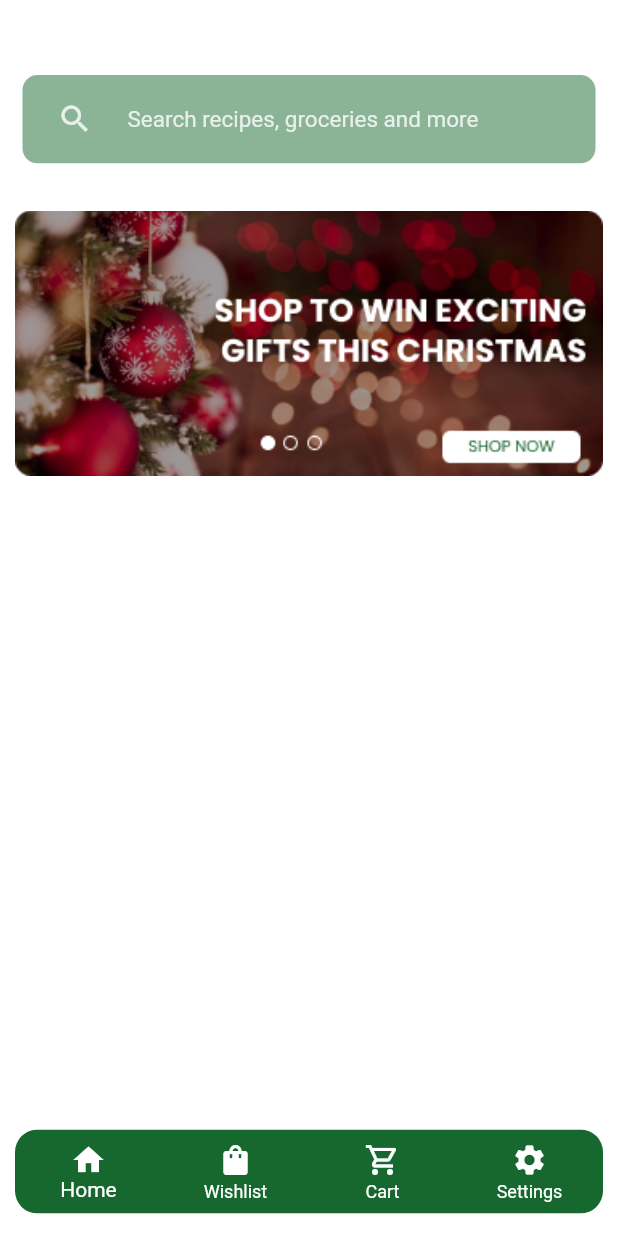
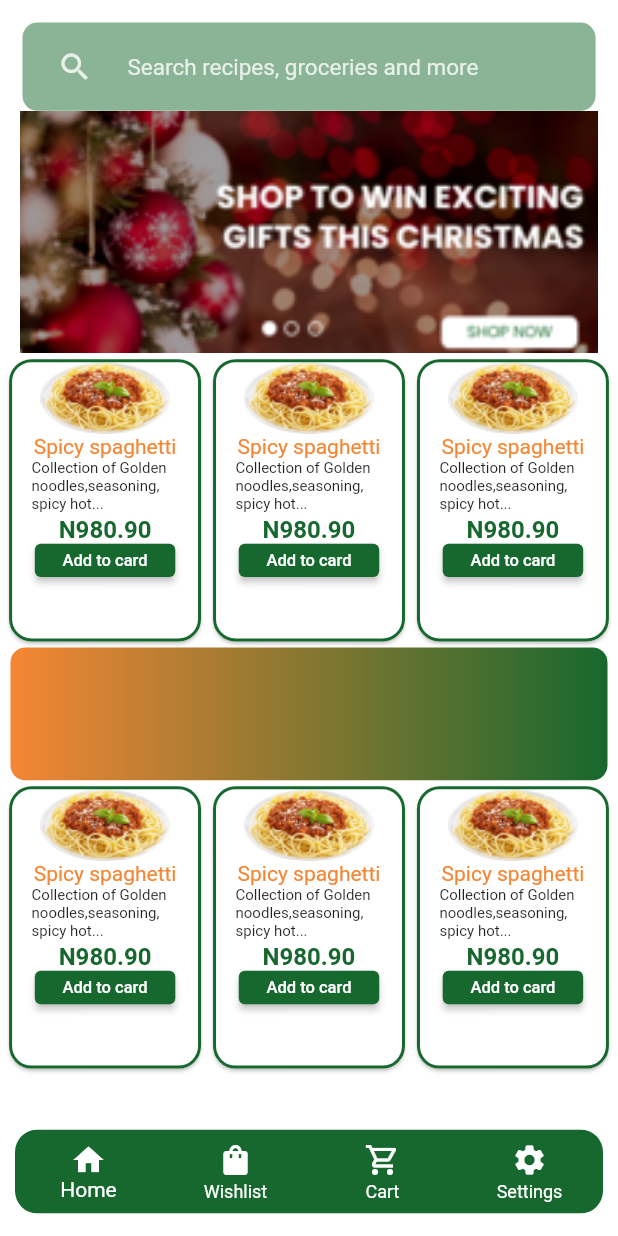
Before and after one commit to proghaddad/Freshly-Delivered-App, a Flutter app: the screen it shows after launch, after a tap on "LOGIN", on a phone screen of 412 x 824 dp. Run offline on Flutter 3.47's test engine with Material 2 defaults, Android fonts, the phone set to English and light mode, and no system bars; drawn by our look-alikes of carousel_slider; our stand-ins replace animated_splash_screen, hexcolor.

Commit message:
Update Dashboard UI

```diff
--- a/lib/Screens/dashboard.dart
+++ b/lib/Screens/dashboard.dart
@@ -1,4 +1,6 @@
 import 'package:flutter/material.dart';
+import 'package:freshly_delivered_app/Widgets/Dashboard/menu_list.dart';
+import 'package:freshly_delivered_app/Widgets/Dashboard/sales_card.dart';
 import 'package:freshly_delivered_app/Widgets/Dashboard/searchbar.dart';
 import 'package:freshly_delivered_app/Widgets/Dashboard/carousel_slider.dart';
 import 'package:hexcolor/hexcolor.dart';
@@ -16,11 +18,14 @@ class _DashboardPageState extends State<DashboardPage> {
     return Scaffold(
       backgroundColor: Colors.white,
       body: Padding(
-        padding: const EdgeInsets.only(top : 50.0),
+        padding: const EdgeInsets.only(top : 15),
         child: Column(
           children: [
-            SearchBar(),
+            const SearchBar(),
             Sliderimages(),
+            MenuList(),
+            const SalesCard(),
+            MenuList(),
           ],
         ),
       ),
--- a/lib/Widgets/Dashboard/carousel_slider.dart
+++ b/lib/Widgets/Dashboard/carousel_slider.dart
@@ -1,5 +1,6 @@
 import 'package:carousel_slider/carousel_slider.dart';
 import 'package:flutter/material.dart';
+import 'package:flutter/painting.dart';
 
 class Sliderimages extends StatefulWidget {
   Sliderimages({Key? key}) : super(key: key);
@@ -10,16 +11,14 @@ class Sliderimages extends StatefulWidget {
 
 class _SliderimagesState extends State<Sliderimages> {
   final urlImages = [
-    'lib/Assets/img/carousel 1.png',
+    'lib/Assets/img/carousel_first.png',
     'lib/Assets/img/carousel 2.png',
     'lib/Assets/img/carousel last.png',
   ];
 
   @override
   Widget build(BuildContext context) {
-    return Padding(
-      padding: const EdgeInsets.symmetric(vertical: 20.0),
-      child: Center(
+    return Center(
       child:CarouselSlider.builder(
           itemCount: urlImages.length,
           itemBuilder: (context,index,realIndex) {
@@ -29,9 +28,8 @@ class _SliderimagesState extends State<Sliderimages> {
     },
           options: CarouselOptions(
             autoPlay: false,
-              height: 200,
-              viewportFraction: 1
-            ),
+            viewportFraction: 1,
+            height: MediaQuery.of(context).size.height / 5.1,
           ),
       ),
     );
@@ -40,5 +38,5 @@ class _SliderimagesState extends State<Sliderimages> {
 
 Widget buildImage(String urlImage, index) => Container(
   margin: const EdgeInsets.symmetric(horizontal: 10),
-  child: Image.asset(urlImage,fit: BoxFit.contain),
+  child: Image.asset(urlImage,fit: BoxFit.contain,),
 );
--- /dev/null
+++ b/lib/Widgets/Dashboard/menu_list.dart
@@ -0,0 +1,33 @@
+import 'package:carousel_slider/carousel_slider.dart';
+import 'package:flutter/cupertino.dart';
+import 'package:flutter/material.dart';
+import 'package:freshly_delivered_app/Widgets/Dashboard/menulist_card.dart';
+
+class MenuList extends StatelessWidget {
+  MenuList({Key? key}) : super(key: key);
+  var CardList = <MenuListCard>[
+    MenuListCard(),
+    MenuListCard(),
+    MenuListCard(),
+    MenuListCard(),
+    MenuListCard(),
+    MenuListCard(),
+    MenuListCard(),
+  ];
+
+  @override
+  Widget build(BuildContext context) {
+    return SizedBox(
+      width: MediaQuery.of(context).size.width / 1,
+      height: MediaQuery.of(context).size.height / 4.2,
+      child: CarouselSlider.builder(
+          itemCount: CardList.length,
+          itemBuilder: (context,index,realIndex) {
+            return CardList[index];
+          },
+          options: CarouselOptions(
+            viewportFraction: 0.33
+          ))
+    );
+  }
+}
--- /dev/null
+++ b/lib/Widgets/Dashboard/menulist_card.dart
@@ -0,0 +1,44 @@
+import 'package:flutter/material.dart';
+import 'package:hexcolor/hexcolor.dart';
+
+class MenuListCard extends StatelessWidget {
+  const MenuListCard({Key? key}) : super(key: key);
+
+  @override
+  Widget build(BuildContext context) {
+    return Card(
+      shape: RoundedRectangleBorder(
+        side: BorderSide(
+          color: HexColor('#17682E'),
+          width: 2
+        ),
+        borderRadius: BorderRadius.all(Radius.circular(15))
+      ),
+        child: Center(
+          child: Padding(
+            padding: const EdgeInsets.only(top : 2.0),
+            child: Column(
+              children: [
+                Padding(
+                    padding: EdgeInsets.symmetric(horizontal: 10),
+                  child: Image.asset('lib/Assets/img/spagetti.png',fit: BoxFit.contain,),
+                ),
+                Text('Spicy spaghetti',style: TextStyle(color : HexColor('#F58634')),),
+                const Padding(
+                  padding: EdgeInsets.symmetric(horizontal: 15.0,vertical: 1),
+                  child: Text('Collection of Golden noodles,seasoning, spicy hot...',style: TextStyle(fontSize: 10),),
+                ),
+                Text('N980.90',style: TextStyle(fontSize: 16,color: HexColor('#17682E'),fontWeight: FontWeight.bold),),
+                SizedBox(
+                  width: MediaQuery.of(context).size.width / 4.4,
+                  height: MediaQuery.of(context).size.height / 37,
+                    child: ElevatedButton(
+                        style: ElevatedButton.styleFrom(primary: HexColor('#17682E')),
+                        onPressed: () {}, child: Text('Add to card',style: TextStyle(fontSize: 11),)))
+              ],
+            ),
+          ),
+        )
+    );
+  }
+}
--- /dev/null
+++ b/lib/Widgets/Dashboard/sales_card.dart
@@ -0,0 +1,21 @@
+import 'package:flutter/material.dart';
+import 'package:hexcolor/hexcolor.dart';
+
+class SalesCard extends StatelessWidget {
+  const SalesCard({Key? key}) : super(key: key);
+
+  @override
+  Widget build(BuildContext context) {
+    return Padding(
+      padding: const EdgeInsets.symmetric(horizontal: 7.0),
+      child: Container(
+        height: MediaQuery.of(context).size.height / 9.3,
+        child: Ink(
+          decoration: BoxDecoration(
+              gradient: LinearGradient(colors: [HexColor('#F58634'), HexColor('#17682E')]),
+              borderRadius: BorderRadius.circular(10)),
+        ),
+      ),
+    );
+  }
+}
--- a/lib/main.dart
+++ b/lib/main.dart
@@ -1,5 +1,6 @@
 import 'package:animated_splash_screen/animated_splash_screen.dart';
 import 'package:flutter/material.dart';
+import 'package:flutter/services.dart';
 import 'package:freshly_delivered_app/Screens/login_screen.dart';
 
 void main() {
@@ -12,7 +13,12 @@ class MyApp extends StatelessWidget {
   // This widget is the root of your application.
   @override
   Widget build(BuildContext context) {
-    return MaterialApp(
+    return
+      AnnotatedRegion<SystemUiOverlayStyle>(
+        value: const SystemUiOverlayStyle(
+          statusBarColor: Colors.transparent,
+        ),
+        child: MaterialApp(
           title: 'Freshly Delivered App',
           debugShowCheckedModeBanner: false,
           theme: ThemeData(
@@ -23,6 +29,7 @@ class MyApp extends StatelessWidget {
             duration: 5000,
             splash: 'lib/Assets/img/freshlogo.png',
           ),
+        ),
       );
   }
 }
```
Also changed, not shown: lib/Assets/img/carousel_first.png (added), lib/Assets/img/spagetti.png (added). Lines whose indentation alone changed are shown as unchanged.
